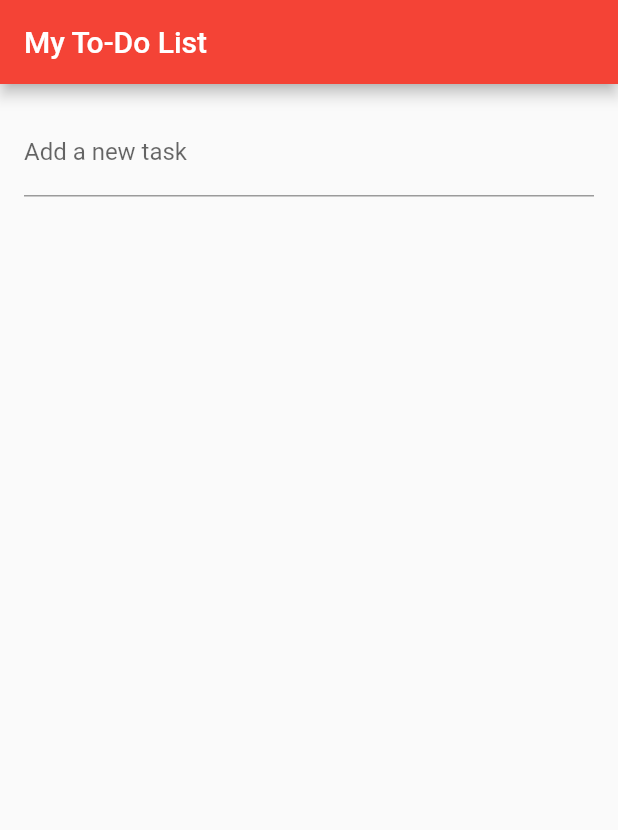
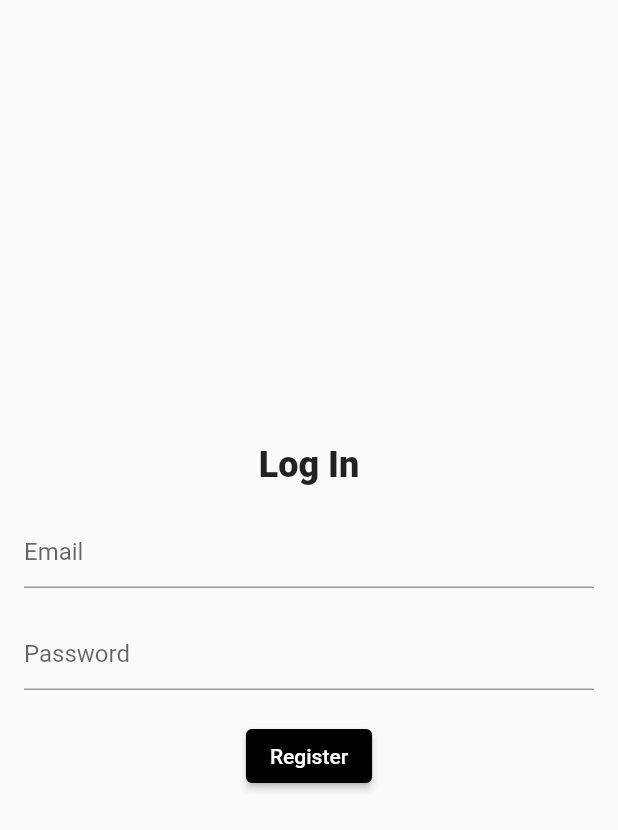
Before and after one commit to Yuubitsume/Flutter_To_Do_List, a Flutter app: the screen it shows after launch, on a phone screen of 412 x 824 dp. Shown: the top 830 px of the screen. Run offline on Flutter 3.47's test engine with Material 2 defaults, Android fonts, the phone set to English and light mode, and no system bars; our stand-ins replace firebase_auth, firebase_core; accounts and stored records are empty.

Commit message:
login and sign up

```diff
--- /dev/null
+++ b/lib/auth/auth.dart
@@ -0,0 +1,24 @@
+import 'package:firebase_auth/firebase_auth.dart';
+import 'package:flutter/material.dart';
+
+class Auth {
+//Creating new instance of firebase auth
+  final FirebaseAuth _auth = FirebaseAuth.instance;
+
+  Future<void> registerWithEmailAndPassword(String email, String password) async {
+    final user = await _auth.createUserWithEmailAndPassword(
+      email: email,
+      password: password,
+    );
+
+    // you can also store the user in Database
+  }
+
+  Future<void> signInWithEmailAndPassword(String email, String password) async {
+    final user = await _auth.signInWithEmailAndPassword(
+      email: email,
+      password: password,
+    );
+    // you can also store the user in Database
+  }
+}
--- a/lib/main.dart
+++ b/lib/main.dart
@@ -1,19 +1,17 @@
+import 'package:firebase_auth/firebase_auth.dart';
 import 'package:firebase_core/firebase_core.dart';
 import 'package:flutter/material.dart';
+//import 'package:google_fonts/google_fonts.dart';
+
+import 'auth/auth.dart';
 import 'firebase_options.dart';
 
 void main() async {
-
-    await const FirebaseOptions(
-    apiKey: 'AIzaSyAvuwj2MolQ-5SdGvJAR9Hez3tfFjwPQh0',
-    appId: '1:825681413946:web:4566d8696582d43dc67203',
-    messagingSenderId: '825681413946',
-    projectId: 'to-do-list-app-6869c',
-    authDomain: 'to-do-list-app-6869c.firebaseapp.com',
-    storageBucket: 'to-do-list-app-6869c.appspot.com',
-    measurementId: 'G-MBXXFXH4JW',
-);
- runApp(MyApp());
+  WidgetsFlutterBinding.ensureInitialized();
+  await Firebase.initializeApp(
+    options: DefaultFirebaseOptions.currentPlatform,
+  );
+  runApp(MyApp());
 }
 
 class MyApp extends StatelessWidget {
@@ -23,15 +21,178 @@ class MyApp extends StatelessWidget {
     return MaterialApp(
       title: 'To-Do List',
       theme: ThemeData(
-        primarySwatch: Colors.red,
+        //textTheme: GoogleFonts.poppinsTextTheme(Theme.of(context).textTheme),
+        primarySwatch: Colors.blue,
       ),
-      home: ToDoList(title: 'My To-Do List'),
+     home: StreamBuilder<User?>(
+        stream: FirebaseAuth.instance.authStateChanges(),
+        builder: (context, snapshot) {
+          if (snapshot.hasData) {
+            return HomeScreen();
+          } else {
+            return const AuthScreen();
+          }
+        },
+      ),
     );
   }
 }
 
+class AuthScreen extends StatefulWidget {
+  const AuthScreen({super.key});
+
+  @override
+  State<AuthScreen> createState() => _AuthScreenState();
+}
+
+/*Partie Authentification Screen */
+
+class _AuthScreenState extends State<AuthScreen> {
+  final bool _isLogin = false;
+  bool _loading = false;
+  final _formKey = GlobalKey<FormState>();
+  final TextEditingController _emailController = TextEditingController();
+  final TextEditingController _passwordController = TextEditingController();
+
+  handleSubmit() async {
+    if (!_formKey.currentState!.validate()) return;
+    final email = _emailController.value.text;
+    final password = _passwordController.value.text;
+
+    setState(() => _loading = true);
+
+    //Check if is login or register
+    if (_isLogin) {
+      await Auth().signInWithEmailAndPassword(email, password);
+    } else {
+      await Auth().registerWithEmailAndPassword(email, password);
+    }
+
+    setState(() => _loading = false);
+  }
+
+  @override
+  Widget build(BuildContext context) {
+    return Scaffold(
+      body: SafeArea(
+        child: Padding(
+          padding: const EdgeInsets.all(16.0),
+          child: Form(
+            //Add form to key to the Form Widget
+            key: _formKey,
+            child: Column(
+              mainAxisAlignment: MainAxisAlignment.center,
+              crossAxisAlignment: CrossAxisAlignment.center,
+              children: [
+                const Text(
+                  "Log In",
+                  style: TextStyle(fontSize: 24, fontWeight: FontWeight.w800),
+                ),
+                const SizedBox(
+                  height: 20,
+                ),
+                TextFormField(
+                  //Assign controller
+                  controller: _emailController,
+                  validator: (value) {
+                    if (value == null || value.isEmpty) {
+                      return 'Please enter your email';
+                    }
+                    return null;
+                  },
+                  decoration: const InputDecoration(
+                    hintText: 'Email',
+                    focusColor: Colors.black,
+                    focusedBorder: UnderlineInputBorder(
+                      borderSide: BorderSide(
+                        color: Colors.black,
+                        width: 2,
+                      ),
+                    ),
+                  ),
+                ),
+                const SizedBox(
+                  height: 20,
+                ),
+                TextFormField(
+                  //Assign controller
+                  controller: _passwordController,
+                  obscureText: true,
+                  validator: (value) {
+                    if (value == null || value.isEmpty) {
+                      return 'Please enter your password';
+                    }
+                    return null;
+                  },
+                  decoration: const InputDecoration(
+                    hintText: 'Password',
+                    focusedBorder: UnderlineInputBorder(
+                      borderSide: BorderSide(
+                        color: Colors.black,
+                        width: 2,
+                      ),
+                    ),
+                  ),
+                ),
+                const SizedBox(height: 20),
+                ElevatedButton(
+                  style: ElevatedButton.styleFrom(
+                    backgroundColor: Colors.black,
+                  ),
+                  onPressed: () => handleSubmit(),
+                  child: _loading
+                      ? const SizedBox(
+                          width: 20,
+                          height: 20,
+                          child: CircularProgressIndicator(
+                            color: Colors.white,
+                            strokeWidth: 2,
+                          ),
+                        )
+                      : Text(_isLogin ? 'Login' : 'Register'),
+                ),
+              ],
+            ),
+          ),
+        ),
+      ),
+    );
+  }
+}
+
+/*Partie HomeScreen login */
+
+class HomeScreen extends StatelessWidget {
+  @override
+  Widget build(BuildContext context) {
+    return Scaffold(
+      appBar: AppBar(
+        title: const Text('Home Screen'),
+        backgroundColor: Colors.black,
+      ),
+      body: Padding(
+        padding: const EdgeInsets.all(16.0),
+        child: Center(
+          child: ElevatedButton(
+            onPressed: () {
+              //Use this to Log Out user
+              FirebaseAuth.instance.signOut();
+            },
+            style: ElevatedButton.styleFrom(
+              backgroundColor: Colors.black,
+            ),
+            child: const Text('Sign Out'),
+          ),
+        ),
+      ),
+    );
+  }
+}
+
+/*Partie to-do-list */
+
 class ToDoList extends StatefulWidget {
-  ToDoList({Key? key, required this.title}) : super(key: key);
+  const ToDoList({Key? key, required this.title}) : super(key: key);
 
   final String title;
 
@@ -75,7 +236,7 @@ class _ToDoListState extends State<ToDoList> {
           child: ListTile(
             title: Text(_tasks[index]),
             trailing: IconButton(
-              icon: Icon(Icons.delete),
+              icon: const Icon(Icons.delete),
               onPressed: () {
                 _removeTask(index);
       },
@@ -91,7 +252,7 @@ class _ToDoListState extends State<ToDoList> {
   Widget _buildAddTaskForm() {
     return TextField(
       controller: _taskController,
-      decoration: InputDecoration(
+      decoration: const InputDecoration(
         labelText: 'Add a new task',
       ),
       onSubmitted: (value) {
@@ -109,7 +270,7 @@ class _ToDoListState extends State<ToDoList> {
       body: Column(
         children: [
           Padding(
-            padding: EdgeInsets.all(16.0),
+            padding: const EdgeInsets.all(16.0),
             child: _buildAddTaskForm(),
           ),
           Expanded(
--- a/pubspec.yaml
+++ b/pubspec.yaml
@@ -38,6 +38,7 @@ dependencies:
   cupertino_icons: ^1.0.2
   firebase_core: ^2.7.1
   firebase_auth: ^4.2.10
+  google_fonts: ^2.1.1
 
 dev_dependencies:
   flutter_test:
```
Also changed, not shown: google-services.json (deleted, +0 -46 lines), lib/login_page.dart (deleted), pubspec.lock, 3 other files.
